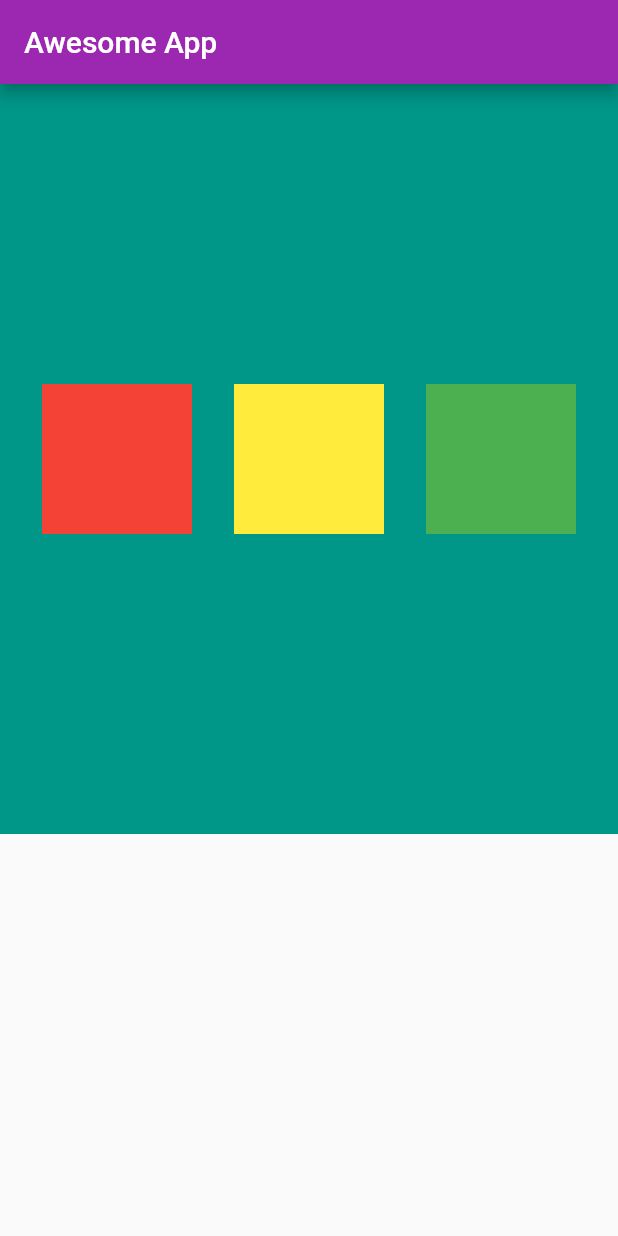
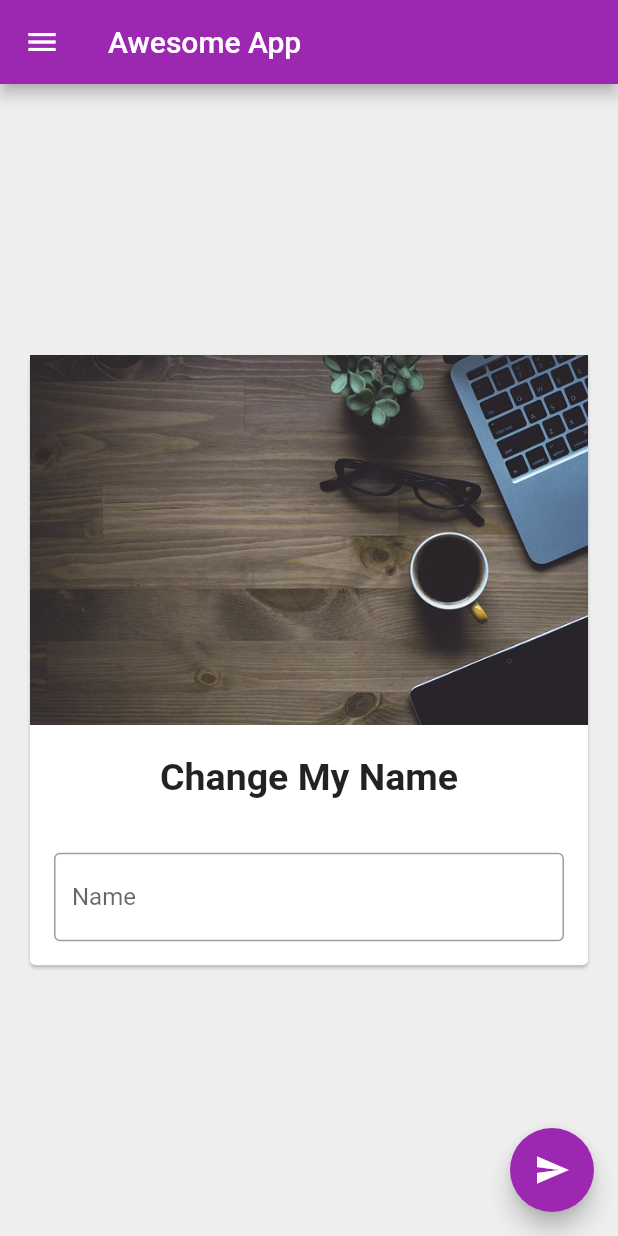
Before and after one commit to ALOK8467100/Flutter-Tutorial, a Flutter app: the screen it shows after launch, on a phone screen of 412 x 824 dp. Run offline on Flutter 3.47's test engine with Material 2 defaults, Android fonts, the phone set to English and light mode, and no system bars.

Commit message:
ch4 completed

```diff
--- a/lib/main.dart
+++ b/lib/main.dart
@@ -1,4 +1,4 @@
-// ignore_for_file: unnecessary_import, avoid_unnecessary_containers, prefer_const_constructors, prefer_const_literals_to_create_immutables
+// ignore_for_file: unnecessary_import, avoid_unnecessary_containers, prefer_const_constructors, prefer_const_literals_to_create_immutables, sort_child_properties_last, prefer_final_fields, unused_field
 
 import 'package:flutter/material.dart';
 // import 'package:flutter/widgets.dart';
@@ -17,47 +17,129 @@ void main(){
 }
 
 
-class Homepage extends StatelessWidget {
+class Homepage extends StatefulWidget {
   const Homepage({super.key});
+
+  @override
+  State<Homepage> createState() => _HomepageState();
+}
+
+class _HomepageState extends State<Homepage> {
+  var myText =  "Change My Name";
+  TextEditingController _nameController = TextEditingController();
+
+
+// if we want to run something before this page or widget then we use initState
+  @override
+  void initState(){
+    super.initState();
+  }
+
+  // if we want to destory that perticular screen then we use this
+  @override
+  void dispose() {
+    super.dispose();
+  }
 
   @override
   Widget build(BuildContext context) {
     return Scaffold(
+      backgroundColor:  Colors.grey[200],
       appBar: AppBar(
         title: const Text("Awesome App"),
       ),
-      body: Container(
-        height: 500,  // height and row will be changed according with Row and column
-        // width:300,
-        color:Colors.teal,
-        child: Row( // in place of column we can put Row and see changes.
-          mainAxisAlignment: MainAxisAlignment.spaceEvenly,
-          crossAxisAlignment:CrossAxisAlignment.center,
+      body: Center(
+        child: Padding(
+          padding: const EdgeInsets.all(16.0),
+          child: SingleChildScrollView(
+            child: Card(
+              child:  Column(
+                children: <Widget>[
+                Image.asset(
+                  "assets/images.jpg",
+                  // width: 100,
+                  // height: 100,
+                  // fit: BoxFit.fitWidth,  // we can use fit tag here if required
+                ),
+                SizedBox(
+                  height: 20,
+                ),
+                Text(
+                  myText,
+                  style: TextStyle(fontSize: 25, fontWeight: FontWeight.bold),
+                ),
+                SizedBox(
+                  height: 20,
+                ),
+                Padding(
+                  padding: const EdgeInsets.all(16.0),
+                  child: TextField(
+                    controller: _nameController,
+                    decoration: InputDecoration(
+                      border: OutlineInputBorder(),
+                      hintText:"Enter Some Text", labelText:"Name"
+                  ),
+                  ),
+                ),
+              ]
+              ),
+            ),
+          ),
+        ),
+      ),
+      drawer: Drawer(
+        child: ListView(
+          padding: const EdgeInsets.all(0),
           children: <Widget>[
-            Container(
-          padding: const EdgeInsets.all(8),
-          color: Colors.red,
-          width: 100,
-          height: 100,
-          alignment: Alignment.topLeft,
-          ),
-          Container(
-          padding: const EdgeInsets.all(8),
-          color: Colors.yellow,
-          width: 100,
-          height: 100,
-          alignment: Alignment.topLeft,
-          ),
-          Container(
-          padding: const EdgeInsets.all(8),
-          color: Colors.green,
-          width: 100,
-          height: 100,
-          alignment: Alignment.topLeft,
-          ),
+            UserAccountsDrawerHeader(
+              accountName: Text("Alok Kumar"),
+              accountEmail: Text("alokkumarcse67@gmail.com"),
+              currentAccountPicture: CircleAvatar(
+                backgroundImage: NetworkImage(
+                  "https://t4.ftcdn.net/jpg/03/64/21/11/360_F_364211147_1qgLVxv1Tcq0Ohz3FawUfrtONzz8nq3e.jpg"
+                  ),
+                ),
+            // DrawerHeader(  // this is basic Drawerheader code
+            //   child: Text("Hi I an a Drawer"),
+            //   decoration: BoxDecoration(color:Colors.purple),
+             ),
+            ListTile(
+              leading: Icon(Icons.person),
+              title: Text("Alok Kumar"),
+              subtitle: Text("Developer"),
+              trailing: Icon(Icons.edit),
+              onTap: (){}, // varoius tralling like settings,thumb_up,account_circle,edit etc
+            ),
+             ListTile(
+              leading: Icon(Icons.email),
+              title: Text("Email"),
+              subtitle: Text("alokkumar67@gmail.com"),
+              trailing: Icon(Icons.edit),
+              onTap:(){}, // varoius tralling like settings,thumb_up,account_circle,edit etc
+            ),
           ],
         ),
       ),
+
+      // floatingActionButton: FloatingActionButton.extended(  // when we use extra varible like text, then use extendedin function
+      //   onPressed: (){},
+      //  label: const Text('Approve'),
+      //  icon: const Icon(Icons.thumb_up),
+      //    backgroundColor: Colors.pink,
+      // ),
+
+      floatingActionButton: FloatingActionButton( //
+        onPressed: (){
+          myText = _nameController.text;
+          setState(() {
+
+          });
+        },
+        child: Icon(Icons.send),
+         backgroundColor: Colors.purple,
+      ),
+      floatingActionButtonLocation: FloatingActionButtonLocation.endFloat,  // this is used to change the location of our floatingbutton
+
     );
   }
 }
--- a/pubspec.yaml
+++ b/pubspec.yaml
@@ -59,8 +59,8 @@ flutter:
   uses-material-design: true
 
   # To add assets to your application, add an assets section, like this:
-  # assets:
-  #   - images/a_dot_burr.jpeg
+  assets:
+    - assets/
   #   - images/a_dot_ham.jpeg
 
   # An image asset can refer to one or more resolution-specific "variants", see
```
Also changed, not shown: assets/images.jpg (added), 1 other file.
